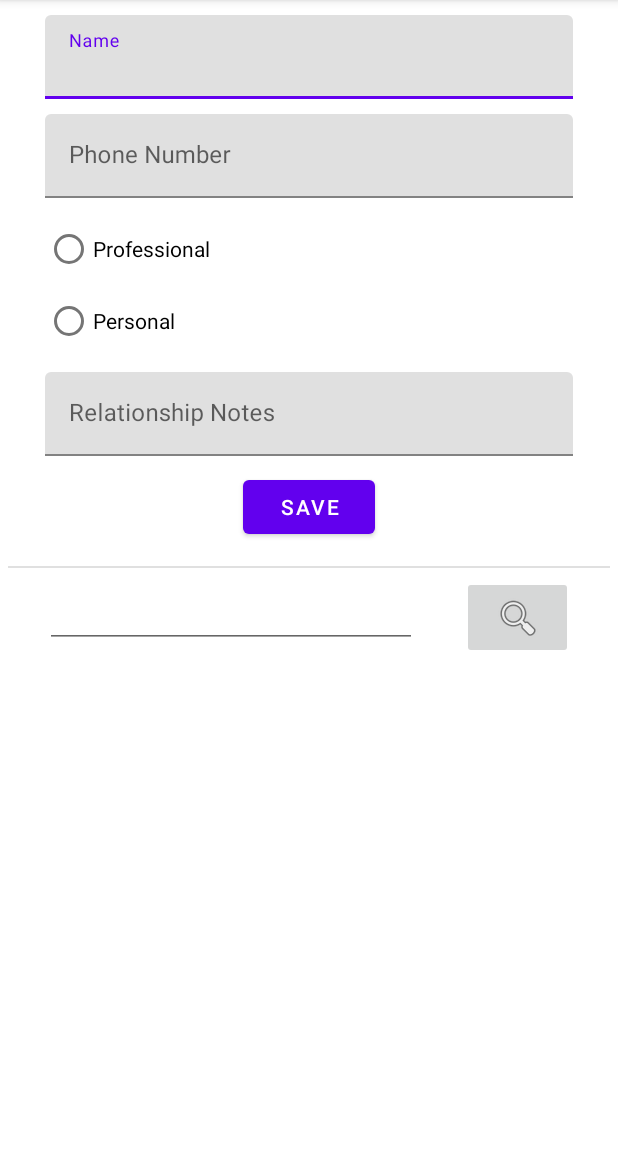
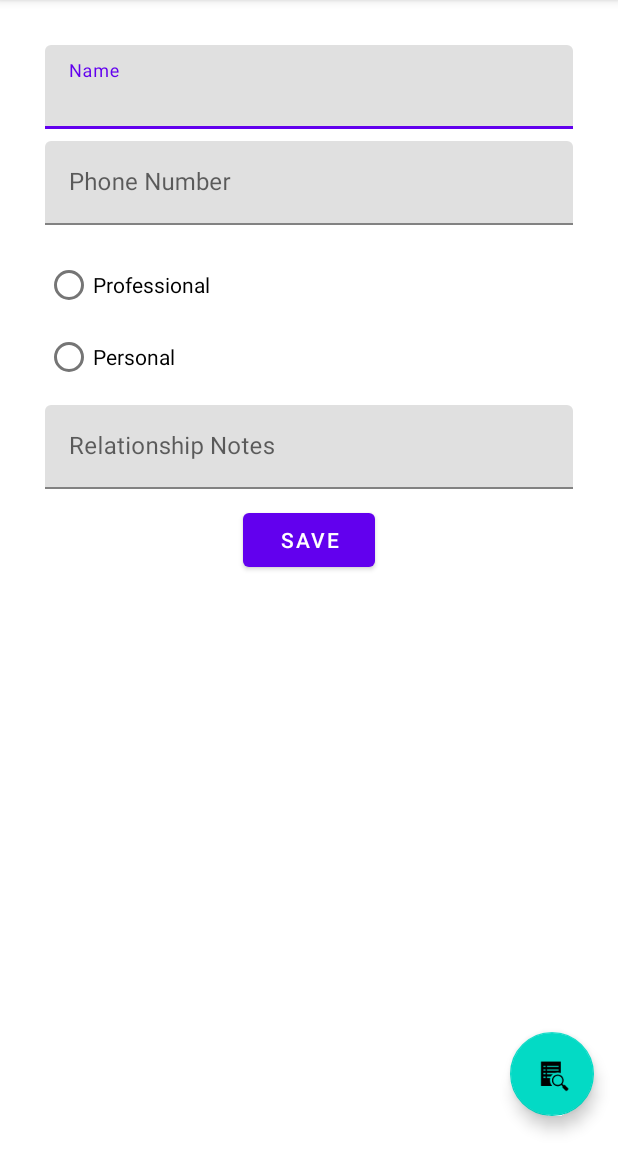
Before and after one commit to mirianfonkam/Kotlin-Simple-Contact-App, an Android app: the screen it shows after launch (MainActivity), on a phone screen of 412 x 824 dp, the part 84-1236 px from its top. Run offline under Robolectric (Android 15) with nearby library versions, the phone set to English and light mode, and no system bars.

Commit message:
added secondActivity layout and kt class

```diff
--- a/app/src/main/AndroidManifest.xml
+++ b/app/src/main/AndroidManifest.xml
@@ -9,6 +9,7 @@
         android:roundIcon="@mipmap/ic_launcher_round"
         android:supportsRtl="true"
         android:theme="@style/Theme.SimpleContactApp">
+        <activity android:name=".ContactListActivity"></activity>
         <activity android:name=".MainActivity">
             <intent-filter>
                 <action android:name="android.intent.action.MAIN" />
--- /dev/null
+++ b/app/src/main/java/com/g/simplecontactapp/ContactListActivity.kt
@@ -0,0 +1,56 @@
+package com.g.simplecontactapp
+
+import android.content.Intent
+import androidx.appcompat.app.AppCompatActivity
+import android.os.Bundle
+import android.widget.EditText
+import android.widget.ImageButton
+import android.widget.TextView
+import android.widget.Toast
+import com.google.android.material.floatingactionbutton.FloatingActionButton
+
+class ContactListActivity : AppCompatActivity() {
+    private lateinit var contactsOut: TextView
+
+
+    override fun onCreate(savedInstanceState: Bundle?) {
+        super.onCreate(savedInstanceState)
+        setContentView(R.layout.contact_list)
+
+        val btnSearch = findViewById<ImageButton>(R.id.btn_search)
+        val searchIn = findViewById<EditText>(R.id.search_in)
+        val fabPrevious = findViewById<FloatingActionButton>(R.id.fabPrevious)
+
+        //Text Output
+        contactsOut = findViewById(R.id.contacts_out)
+        contactsOut.text = (Contact.printAllContactsSorted())
+
+        btnSearch.setOnClickListener {
+            val nameSearched = searchIn.text.toString()
+
+            val result =  Contact.Companion.allContacts.find {
+                (it.name).contains(nameSearched)
+            }
+
+            if (result != null) {
+                Toast.makeText(this,
+                    result.toString(),
+                    Toast.LENGTH_SHORT).show()
+            } else {
+                Toast.makeText(this,
+                    "Não foi possível encontrar esse contato",
+                    Toast.LENGTH_SHORT).show()
+            }
+        }
+
+        fabPrevious.setOnClickListener {
+            //analogy: the email address of the destination
+            val intent = Intent(this, MainActivity::class.java)
+
+            //send the email
+            startActivity(intent)
+        }
+
+
+    }
+}
--- a/app/src/main/java/com/g/simplecontactapp/MainActivity.kt
+++ b/app/src/main/java/com/g/simplecontactapp/MainActivity.kt
@@ -1,11 +1,12 @@
 package com.g.simplecontactapp
 
+import android.content.Intent
 import androidx.appcompat.app.AppCompatActivity
 import android.os.Bundle
 import android.text.InputType
 import android.view.View
 import android.widget.*
-import com.google.android.material.button.MaterialButton
+import com.google.android.material.floatingactionbutton.FloatingActionButton
 import com.google.android.material.textfield.TextInputEditText
 import com.google.android.material.textfield.TextInputLayout
 
@@ -14,28 +15,33 @@ class MainActivity : AppCompatActivity() {
     var typeSelected : Int = 0
     private lateinit var infoContactType : TextInputLayout
     private lateinit var infoIn : TextInputEditText
-    private lateinit var contactsOut: TextView
-
 
     override fun onCreate(savedInstanceState: Bundle?) {
         super.onCreate(savedInstanceState)
-        setContentView(R.layout.activity_main)
+        setContentView(R.layout.contact_registration)
 
         //Text Input Fields
         val nameIn = findViewById<TextInputEditText>(R.id.name_in)
         val phoneIn = findViewById<TextInputEditText>(R.id.phonenum_in)
-        val searchIn = findViewById<EditText>(R.id.search_in)
         infoIn = findViewById(R.id.info_in)
 
         //Buttons
         val btnSave = findViewById<Button>(R.id.btn_save)
-        val btnSearch = findViewById<ImageButton>(R.id.btn_search)
+        val fabNext = findViewById<FloatingActionButton>(R.id.fabNext)
 
         //Hint Modification Global
         infoContactType = findViewById(R.id.info_hint)
 
-        //Text Output
-        contactsOut = findViewById(R.id.contacts_out)
+
+
+        fabNext.setOnClickListener {
+                //analogy: the email address of the destination
+                val intent = Intent(this, ContactListActivity::class.java)
+
+                //send the email
+                startActivity(intent)
+
+        }
 
         btnSave.setOnClickListener {
             val name = nameIn.text.toString()
@@ -57,28 +63,7 @@ class MainActivity : AppCompatActivity() {
                 (Contact.Companion.allContacts.last()).toString(),
                 Toast.LENGTH_LONG).show()
 
-            contactsOut.text = (Contact.printAllContactsSorted())
-
         }
-
-        btnSearch.setOnClickListener {
-            val nameSearched = searchIn.text.toString()
-
-            val result =  Contact.Companion.allContacts.find {
-                (it.name).contains(nameSearched)
-            }
-
-            if (result != null) {
-                Toast.makeText(this,
-                    result.toString(),
-                    Toast.LENGTH_SHORT).show()
-            } else {
-                Toast.makeText(this,
-                    "Não foi possível encontrar esse contato",
-                    Toast.LENGTH_SHORT).show()
-            }
-        }
-
 
     }
 
--- a/app/src/main/res/layout/activity_main.xml
+++ /dev/null
@@ -1,133 +0,0 @@
-<?xml version="1.0" encoding="utf-8"?>
-
-<LinearLayout xmlns:android="http://schemas.android.com/apk/res/android"
-    xmlns:app="http://schemas.android.com/apk/res-auto"
-    xmlns:tools="http://schemas.android.com/tools"
-    android:layout_width="match_parent"
-    android:layout_height="wrap_content"
-    android:contentDescription="@android:string/search_go"
-    android:orientation="vertical"
-    tools:context=".MainActivity">
-
-    <com.google.android.material.textfield.TextInputLayout
-        android:layout_width="match_parent"
-        android:layout_height="wrap_content"
-        android:hint="@string/hint_name"
-        android:inputType="textPersonName">
-
-        <com.google.android.material.textfield.TextInputEditText
-            android:id="@+id/name_in"
-            android:layout_width="match_parent"
-            android:layout_height="wrap_content"
-            android:layout_marginHorizontal="30dp"
-            android:layout_marginVertical="10dp" />
-    </com.google.android.material.textfield.TextInputLayout>
-
-    <com.google.android.material.textfield.TextInputLayout
-        android:layout_width="match_parent"
-        android:layout_height="wrap_content"
-        android:hint="@string/hint_phone_number"
-        android:inputType="textPersonName">
-
-        <com.google.android.material.textfield.TextInputEditText
-            android:id="@+id/phonenum_in"
-            android:layout_width="match_parent"
-            android:layout_height="wrap_content"
-            android:layout_marginHorizontal="30dp"
-            android:inputType="phone"
-            app:textInputLayoutFocusedRectEnabled="false" />
-    </com.google.android.material.textfield.TextInputLayout>
-
-    <LinearLayout
-        android:layout_width="match_parent"
-        android:layout_height="wrap_content"
-        android:layout_marginHorizontal="30dp"
-        android:layout_marginVertical="10dp"
-        android:orientation="vertical">
-
-        <RadioGroup
-            android:id="@+id/contactType"
-            android:layout_width="match_parent"
-            android:layout_height="wrap_content">
-
-            <RadioButton
-                android:id="@+id/cPro"
-                android:layout_width="wrap_content"
-                android:layout_height="wrap_content"
-                android:text="@string/professional"
-                android:onClick="onRadioButtonClicked"/>
-
-            <RadioButton
-                android:id="@+id/cPersonal"
-                android:layout_width="wrap_content"
-                android:layout_height="wrap_content"
-                android:text="@string/personal"
-                android:onClick="onRadioButtonClicked"/>
-        </RadioGroup>
-    </LinearLayout>
-
-    <com.google.android.material.textfield.TextInputLayout
-        android:layout_width="match_parent"
-        android:layout_height="wrap_content"
-        android:hint="@string/hint_contact_info"
-        android:id="@+id/info_hint">
-
-        <com.google.android.material.textfield.TextInputEditText
-            android:id="@+id/info_in"
-            android:layout_width="match_parent"
-            android:layout_height="wrap_content"
-            android:layout_marginHorizontal="30dp"
-            android:inputType="text"/>
-    </com.google.android.material.textfield.TextInputLayout>
-
-    <Button
-        android:id="@+id/btn_save"
-        android:layout_width="wrap_content"
-        android:layout_height="wrap_content"
-        android:layout_gravity="center_horizontal"
-        android:layout_margin="10dp"
-        android:text="@string/save" />
-
-
-    <View
-        android:id="@+id/divider"
-        android:layout_width="match_parent"
-        android:layout_height="1dp"
-        android:layout_margin="5dp"
-        android:background="?android:attr/listDivider" />
-
-    <RelativeLayout
-        android:layout_width="match_parent"
-        android:layout_height="wrap_content">
-
-        <EditText
-            android:id="@+id/search_in"
-            android:layout_width="253dp"
-            android:layout_height="48dp"
-            android:layout_marginHorizontal="30dp"
-            android:layout_toStartOf="@id/btn_search"
-            android:inputType="text" />
-
-        <ImageButton
-            android:id="@+id/btn_search"
-            android:layout_width="74dp"
-            android:layout_height="55dp"
-            android:layout_alignParentEnd="true"
-            android:layout_marginEnd="30dp"
-            android:contentDescription="@android:string/search_go"
-            app:srcCompat="@android:drawable/ic_menu_search" />
-    </RelativeLayout>
-    <ScrollView
-        android:layout_width="match_parent"
-        android:layout_height="wrap_content">
-        <TextView
-            android:id="@+id/contacts_out"
-            android:layout_width="match_parent"
-            android:layout_height="wrap_content"
-            android:layout_marginVertical="10dp"
-            android:layout_marginHorizontal="30dp">
-        </TextView>
-
-    </ScrollView>
-
-</LinearLayout>
--- /dev/null
+++ b/app/src/main/res/layout/contact_list.xml
@@ -0,0 +1,55 @@
+<?xml version="1.0" encoding="utf-8"?>
+<androidx.constraintlayout.widget.ConstraintLayout xmlns:android="http://schemas.android.com/apk/res/android"
+    xmlns:app="http://schemas.android.com/apk/res-auto"
+    xmlns:tools="http://schemas.android.com/tools"
+    android:layout_width="match_parent"
+    android:layout_height="match_parent"
+    tools:context=".ContactListActivity">
+
+    <EditText
+        android:id="@+id/search_in"
+        android:layout_width="253dp"
+        android:layout_height="wrap_content"
+        android:layout_marginHorizontal="30dp"
+        android:layout_marginTop="36dp"
+        android:inputType="text"
+        app:layout_constraintStart_toStartOf="parent"
+        app:layout_constraintTop_toTopOf="parent"
+        android:importantForAutofill="no" />
+
+    <ImageButton
+        android:id="@+id/btn_search"
+        android:layout_width="wrap_content"
+        android:layout_height="wrap_content"
+        android:layout_alignParentEnd="true"
+        android:layout_marginTop="36dp"
+        android:contentDescription="@android:string/search_go"
+        app:layout_constraintEnd_toEndOf="parent"
+        app:layout_constraintStart_toEndOf="@+id/search_in"
+        app:layout_constraintTop_toTopOf="parent"
+        app:srcCompat="@android:drawable/ic_menu_search" />
+
+    <TextView
+        android:id="@+id/contacts_out"
+        android:layout_width="match_parent"
+        android:layout_height="wrap_content"
+        android:layout_marginHorizontal="30dp"
+        android:layout_marginVertical="10dp"
+        android:text="@string/hint_contact_list"
+        app:layout_constraintEnd_toEndOf="parent"
+        app:layout_constraintStart_toStartOf="parent"
+        app:layout_constraintTop_toBottomOf="@+id/search_in"></TextView>
+
+    <com.google.android.material.floatingactionbutton.FloatingActionButton
+        android:id="@+id/fabPrevious"
+        android:layout_width="wrap_content"
+        android:layout_height="wrap_content"
+        android:layout_marginStart="28dp"
+        android:layout_marginBottom="28dp"
+        android:clickable="true"
+        android:contentDescription="@string/fabDescription"
+        app:layout_constraintBottom_toBottomOf="parent"
+        app:layout_constraintStart_toStartOf="parent"
+        app:srcCompat="?attr/actionModeCloseDrawable" />
+
+</androidx.constraintlayout.widget.ConstraintLayout>
--- /dev/null
+++ b/app/src/main/res/layout/contact_registration.xml
@@ -0,0 +1,116 @@
+<?xml version="1.0" encoding="utf-8"?>
+
+<androidx.constraintlayout.widget.ConstraintLayout xmlns:android="http://schemas.android.com/apk/res/android"
+    xmlns:app="http://schemas.android.com/apk/res-auto"
+    xmlns:tools="http://schemas.android.com/tools"
+    android:layout_width="match_parent"
+    android:layout_height="match_parent"
+    android:orientation="vertical"
+    tools:context=".MainActivity">
+
+    <com.google.android.material.textfield.TextInputLayout
+        android:id="@+id/textInputLayout2"
+        android:layout_width="match_parent"
+        android:layout_height="wrap_content"
+        android:hint="@string/hint_name"
+        android:inputType="textPersonName"
+        app:layout_constraintEnd_toEndOf="parent"
+        app:layout_constraintStart_toStartOf="parent"
+        app:layout_constraintTop_toTopOf="parent">
+
+        <com.google.android.material.textfield.TextInputEditText
+            android:id="@+id/name_in"
+            android:layout_width="match_parent"
+            android:layout_height="wrap_content"
+            android:layout_marginHorizontal="30dp"
+            android:layout_marginTop="30dp" />
+    </com.google.android.material.textfield.TextInputLayout>
+
+    <com.google.android.material.textfield.TextInputLayout
+        android:id="@+id/textInputLayout"
+        android:layout_width="match_parent"
+        android:layout_height="wrap_content"
+        android:hint="@string/hint_phone_number"
+        android:inputType="textPersonName"
+        app:layout_constraintEnd_toEndOf="parent"
+        app:layout_constraintStart_toStartOf="parent"
+        app:layout_constraintTop_toBottomOf="@+id/textInputLayout2">
+
+        <com.google.android.material.textfield.TextInputEditText
+            android:id="@+id/phonenum_in"
+            android:layout_width="match_parent"
+            android:layout_height="wrap_content"
+            android:layout_marginHorizontal="30dp"
+            android:layout_marginVertical="8dp"
+            android:inputType="phone"
+            app:textInputLayoutFocusedRectEnabled="false" />
+    </com.google.android.material.textfield.TextInputLayout>
+
+
+    <RadioGroup
+        android:id="@+id/contactType"
+        android:layout_width="match_parent"
+        android:layout_height="wrap_content"
+        android:layout_marginHorizontal="30dp"
+        android:layout_marginVertical="8dp"
+        app:layout_constraintEnd_toEndOf="parent"
+        app:layout_constraintStart_toStartOf="parent"
+        app:layout_constraintTop_toBottomOf="@+id/textInputLayout">
+
+        <RadioButton
+            android:id="@+id/cPro"
+            android:layout_width="wrap_content"
+            android:layout_height="wrap_content"
+            android:onClick="onRadioButtonClicked"
+            android:text="@string/professional" />
+
+        <RadioButton
+            android:id="@+id/cPersonal"
+            android:layout_width="wrap_content"
+            android:layout_height="wrap_content"
+            android:onClick="onRadioButtonClicked"
+            android:text="@string/personal" />
+    </RadioGroup>
+
+    <com.google.android.material.textfield.TextInputLayout
+        android:id="@+id/info_hint"
+        android:layout_width="match_parent"
+        android:layout_height="wrap_content"
+        android:layout_marginTop="8dp"
+        android:hint="@string/hint_contact_info"
+        app:layout_constraintEnd_toEndOf="parent"
+        app:layout_constraintStart_toStartOf="parent"
+        app:layout_constraintTop_toBottomOf="@+id/contactType">
+
+        <com.google.android.material.textfield.TextInputEditText
+            android:id="@+id/info_in"
+            android:layout_width="match_parent"
+            android:layout_height="wrap_content"
+            android:layout_marginHorizontal="30dp"
+            android:inputType="text" />
+    </com.google.android.material.textfield.TextInputLayout>
+
+    <Button
+        android:id="@+id/btn_save"
+        android:layout_width="wrap_content"
+        android:layout_height="wrap_content"
+        android:layout_gravity="center_horizontal"
+        android:layout_margin="10dp"
+        android:text="@string/save"
+        app:layout_constraintEnd_toEndOf="parent"
+        app:layout_constraintStart_toStartOf="parent"
+        app:layout_constraintTop_toBottomOf="@+id/info_hint" />
+
+    <com.google.android.material.floatingactionbutton.FloatingActionButton
+        android:id="@+id/fabNext"
+        android:layout_width="wrap_content"
+        android:layout_height="wrap_content"
+        android:layout_marginEnd="16dp"
+        android:layout_marginBottom="24dp"
+        android:clickable="true"
+        android:contentDescription="@string/fabDescription"
+        app:layout_constraintBottom_toBottomOf="parent"
+        app:layout_constraintEnd_toEndOf="parent"
+        app:srcCompat="?android:attr/actionModeFindDrawable" />
+
+</androidx.constraintlayout.widget.ConstraintLayout>
--- a/app/src/main/res/values/strings.xml
+++ b/app/src/main/res/values/strings.xml
@@ -6,4 +6,6 @@
     <string name="professional">Professional</string>
     <string name="personal">Personal</string>
     <string name="save">Save</string>
+    <string name="hint_contact_list">The List is Empty</string>
+    <string name="fabDescription">button next activity</string>
 </resources>
```
